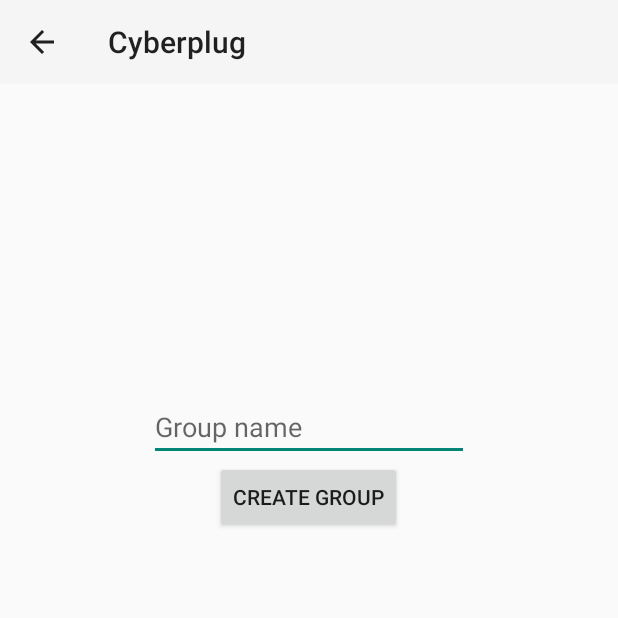
After one commit to thirdpartofkalista/cyberplug-android_app, an Android app: the AddGroupActivity screen opened directly, with no data from a screen before it, on a phone screen of 412 x 824 dp, the top half of it. The commit adds this screen. Run offline under Robolectric (Android 15) with nearby library versions, the phone set to English and light mode, and no system bars.

Commit message:
add group

```diff
--- a/app/src/main/AndroidManifest.xml
+++ b/app/src/main/AndroidManifest.xml
@@ -26,7 +26,8 @@
                 <category android:name="android.intent.category.LAUNCHER" />
             </intent-filter>
         </activity>
-        <activity android:name=".DeviceSettings"></activity>
+        <activity android:name=".DeviceSettings" />
+        <activity android:name=".AddGroupActivity"></activity>
     </application>
 
 </manifest>
--- /dev/null
+++ b/app/src/main/java/com/criss/cyberplug/AddGroupActivity.java
@@ -0,0 +1,64 @@
+package com.criss.cyberplug;
+
+import android.app.Activity;
+import android.content.Intent;
+import android.support.v7.app.ActionBar;
+import android.support.v7.app.AppCompatActivity;
+import android.os.Bundle;
+import android.view.MenuItem;
+import android.view.View;
+import android.widget.Button;
+import android.widget.EditText;
+import android.support.v7.widget.Toolbar;
+
+public class AddGroupActivity extends AppCompatActivity {
+
+    private Button submit1;
+
+    private EditText groupName;
+
+    @Override
+    protected void onCreate(Bundle savedInstanceState) {
+        super.onCreate(savedInstanceState);
+        setContentView(R.layout.activity_add_group);
+
+        Toolbar toolbar = findViewById(R.id.add_group_toolbar);
+        setSupportActionBar(toolbar);
+
+        ActionBar ab = getSupportActionBar();
+        ab.setDisplayHomeAsUpEnabled(true);
+
+        submit1 = findViewById(R.id.submit1);
+        groupName = findViewById(R.id.group_name_edit_text);
+
+        submit1.setOnClickListener(new View.OnClickListener() {
+            @Override
+            public void onClick(View view) {
+                String name = groupName.getText().toString();
+
+                Intent result = new Intent();
+                result.putExtra("name", name);
+
+                setResult(Activity.RESULT_OK, result);
+                finish();
+            }
+        });
+    }
+
+    @Override
+    public void onBackPressed() {
+        Intent intention = new Intent();
+
+        setResult(Activity.RESULT_CANCELED, intention);
+        finish();
+    }
+
+    @Override
+    public boolean onOptionsItemSelected(MenuItem item) {
+
+        if (item.getItemId() == android.R.id.home) {
+            onBackPressed();
+        }
+        return super.onOptionsItemSelected(item);
+    }
+}
--- a/app/src/main/java/com/criss/cyberplug/list_adapters/GroupListAdapter.java
+++ b/app/src/main/java/com/criss/cyberplug/list_adapters/GroupListAdapter.java
@@ -66,10 +66,10 @@ public class GroupListAdapter extends ArrayAdapter<Group> implements View.OnClic
             view = inflater.inflate(R.layout.device_item, parent, false);
 
             // create item ?                   ^
-//            viewHolder.groupName = view.findViewById(R.id.group_name);
-//            viewHolder.groupSwitch = view.findViewById(R.id.group_switch);
+            viewHolder.groupName = view.findViewById(R.id.group_name);
+            viewHolder.groupSwitch = view.findViewById(R.id.group_switch);
 
-//            viewHolder.settingsButton = view.findViewById(R.id.group_settings_button);
+            viewHolder.settingsButton = view.findViewById(R.id.group_settings_button);
 
             result = view;
 
--- a/app/src/main/java/com/criss/cyberplug/types/intents/RequestCode.java
+++ b/app/src/main/java/com/criss/cyberplug/types/intents/RequestCode.java
@@ -3,7 +3,8 @@ package com.criss.cyberplug.types.intents;
 public enum RequestCode {
     ADD_NEW_DEVICE(0),
     DEVICE_SETTINGS(1),
-    APP_SETTINGS(2);
+    APP_SETTINGS(2),
+    ADD_NEW_GROUP(3);
 
     private final int value;
 
--- /dev/null
+++ b/app/src/main/res/layout/activity_add_group.xml
@@ -0,0 +1,40 @@
+<?xml version="1.0" encoding="utf-8"?>
+<RelativeLayout xmlns:android="http://schemas.android.com/apk/res/android"
+    xmlns:app="http://schemas.android.com/apk/res-auto"
+    xmlns:tools="http://schemas.android.com/tools"
+    android:layout_width="match_parent"
+    android:layout_height="match_parent"
+    tools:context=".AddGroupActivity">
+
+    <EditText
+        android:id="@+id/group_name_edit_text"
+        android:layout_width="wrap_content"
+        android:layout_height="wrap_content"
+        android:layout_alignParentTop="true"
+        android:layout_centerHorizontal="true"
+        android:layout_marginTop="262dp"
+        android:ems="10"
+        android:hint="Group name"
+        android:textAppearance="@style/TextAppearance.AppCompat.Medium" />
+
+    <Button
+        android:id="@+id/submit1"
+        android:layout_width="wrap_content"
+        android:layout_height="wrap_content"
+        android:layout_below="@+id/group_name_edit_text"
+        android:layout_centerHorizontal="true"
+        android:text="Create group"
+        tools:layout_editor_absoluteX="129dp"
+        tools:layout_editor_absoluteY="306dp" />
+
+    <android.support.v7.widget.Toolbar
+        android:id="@+id/add_group_toolbar"
+        android:layout_width="match_parent"
+        android:layout_height="wrap_content"
+        android:layout_alignParentStart="true"
+        android:layout_alignParentTop="true"
+        android:background="?attr/colorPrimary"
+        android:minHeight="?attr/actionBarSize"
+        android:theme="?attr/actionBarTheme" />
+
+</RelativeLayout>
```
Also changed, not shown: app/src/main/java/com/criss/cyberplug/MainActivity.java (+22 -3 lines), app/src/main/res/layout/group_item.xml (added, +48 -0 lines), app/src/main/res/layout/device_item.xml (indentation only).
